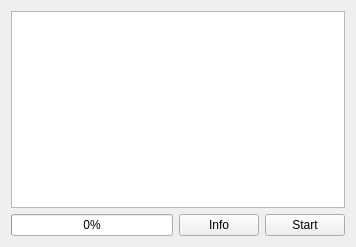
Above: testwidget.ui from vladamatena/hddtest before the change. Below: the same form after it.
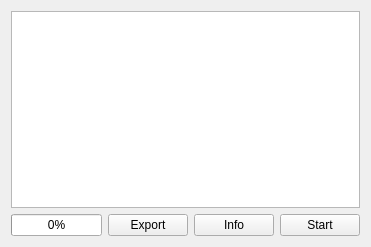
That is the form after the change.

Commit message: Add export as image function.

What changed in the file:
```diff
--- a/testwidget.ui
+++ b/testwidget.ui
@@ -26,6 +26,13 @@
        </property>
       </widget>
      </item>
+     <item>
+      <widget class="QPushButton" name="image">
+       <property name="text">
+        <string>Export</string>
+       </property>
+      </widget>
+     </item>
      <item>
       <widget class="QPushButton" name="info">
        <property name="text">
```
The commit also changes 2 other files.
